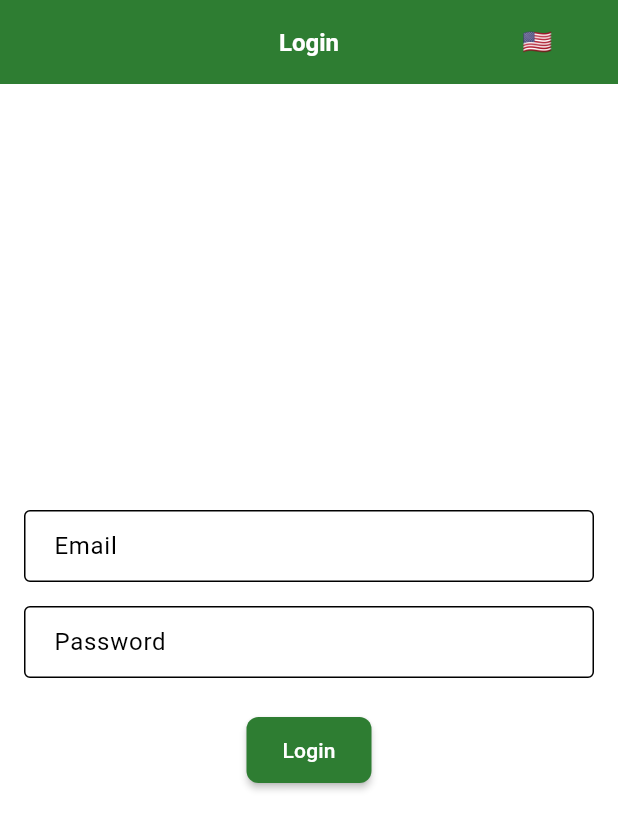
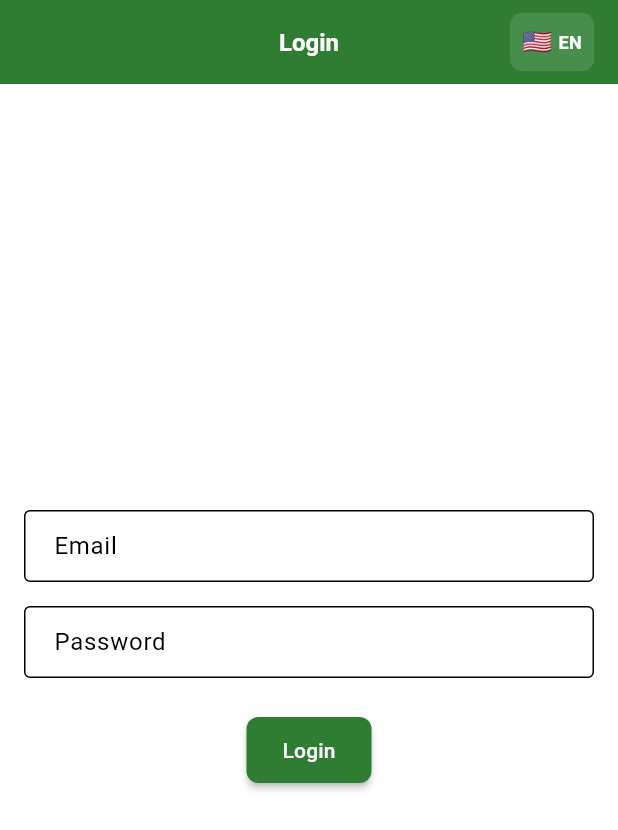
Before and after one commit to HaniMohamed/ai-doctor-system-flutter, a Flutter app: the screen it shows after launch, on a phone screen of 412 x 824 dp. Shown: the top 830 px of the screen. Run offline on Flutter 3.47's test engine with Material 3 defaults, Android fonts, the light colour scheme and no system bars; our stand-ins replace connectivity_plus, dartz, dio, flutter_secure_storage, get, get_it and 1 more; missing offline and left inert: cryptography; accounts and stored records are empty.

```diff
--- a/lib/shared/widgets/base_scaffold.dart
+++ b/lib/shared/widgets/base_scaffold.dart
@@ -87,7 +87,7 @@
           icon: Container(
             padding: const EdgeInsets.all(8),
             decoration: BoxDecoration(
-              color: Theme.of(context).primaryColor.withOpacity(0.1),
+              color: Theme.of(context).colorScheme.onPrimary.withOpacity(0.12),
               borderRadius: BorderRadius.circular(8),
             ),
             child: Row(
@@ -103,7 +103,7 @@
                   style: TextStyle(
                     fontSize: 12,
                     fontWeight: FontWeight.w600,
-                    color: Theme.of(context).primaryColor,
+                    color: Theme.of(context).colorScheme.onPrimary,
                   ),
                 ),
               ],
```
Also changed, not shown: lib/core/services/language_service.dart (+10 -6 lines), lib/shared/services/ai_progress_service.dart (+12 -27 lines).
